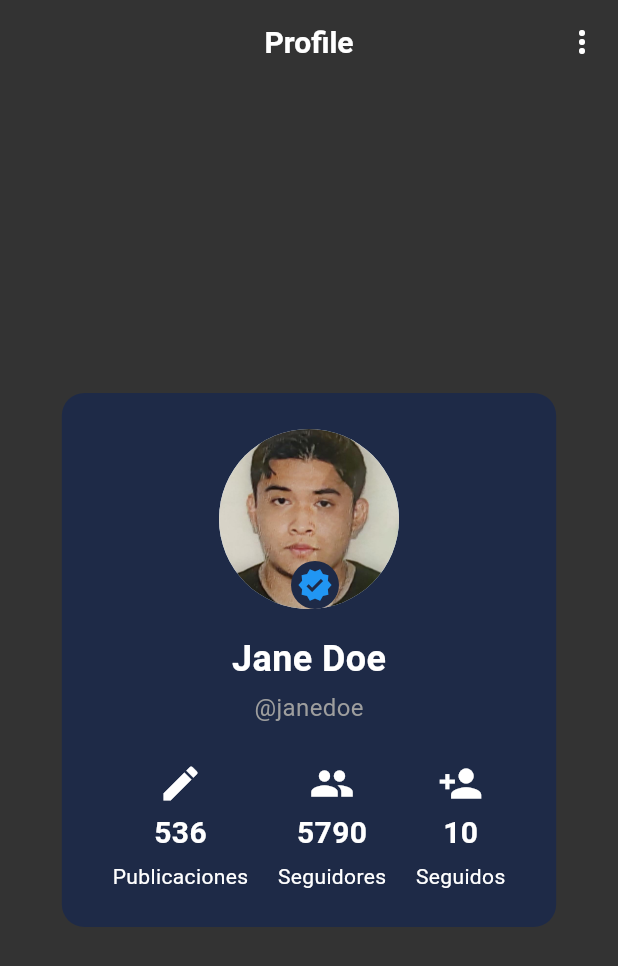
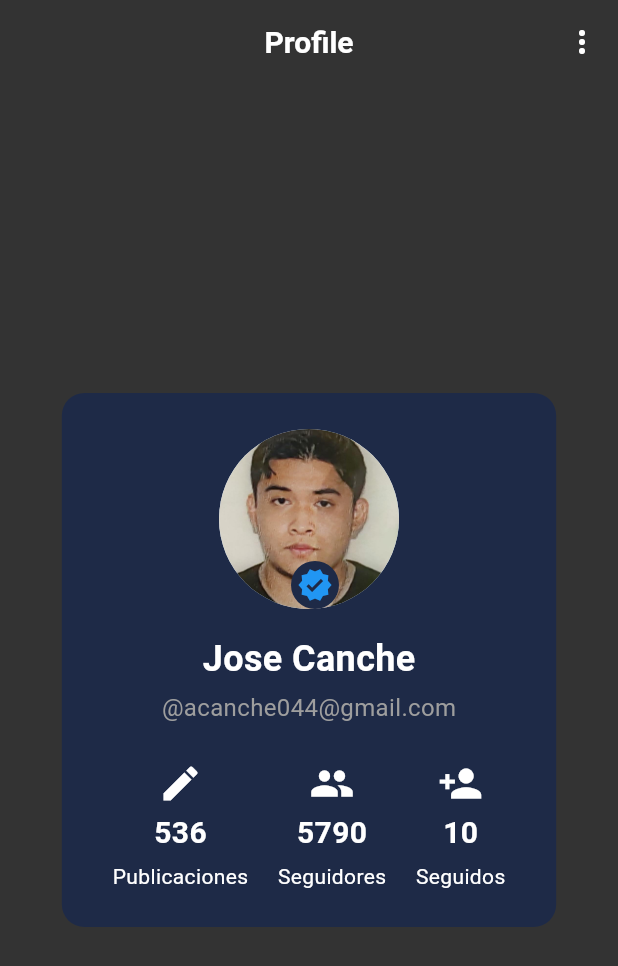
Before and after one commit to Pato0205-jose/patito, a Flutter app: the screen it shows after launch, on a phone screen of 412 x 824 dp. Shown: the top 966 px of the screen. Run offline on Flutter 3.47's test engine with Material 3 defaults, Android fonts, the phone set to English and light mode, and no system bars.

Commit message:
Primer commit

```diff
--- a/lib/src/features/profile/presentation/screens/profile_screen.dart
+++ b/lib/src/features/profile/presentation/screens/profile_screen.dart
@@ -100,12 +100,12 @@ class ProfileInfo extends StatelessWidget {
     return const Column(
       children: [
         Text(
-          'Jane Doe',
+          'Jose Canche',
           style: kNameTextStyle,
         ),
         SizedBox(height: kSpacingS),
         Text(
-          '@janedoe',
+          '@acanche044@gmail.com',
           style: kHandleTextStyle,
         ),
       ],
```
